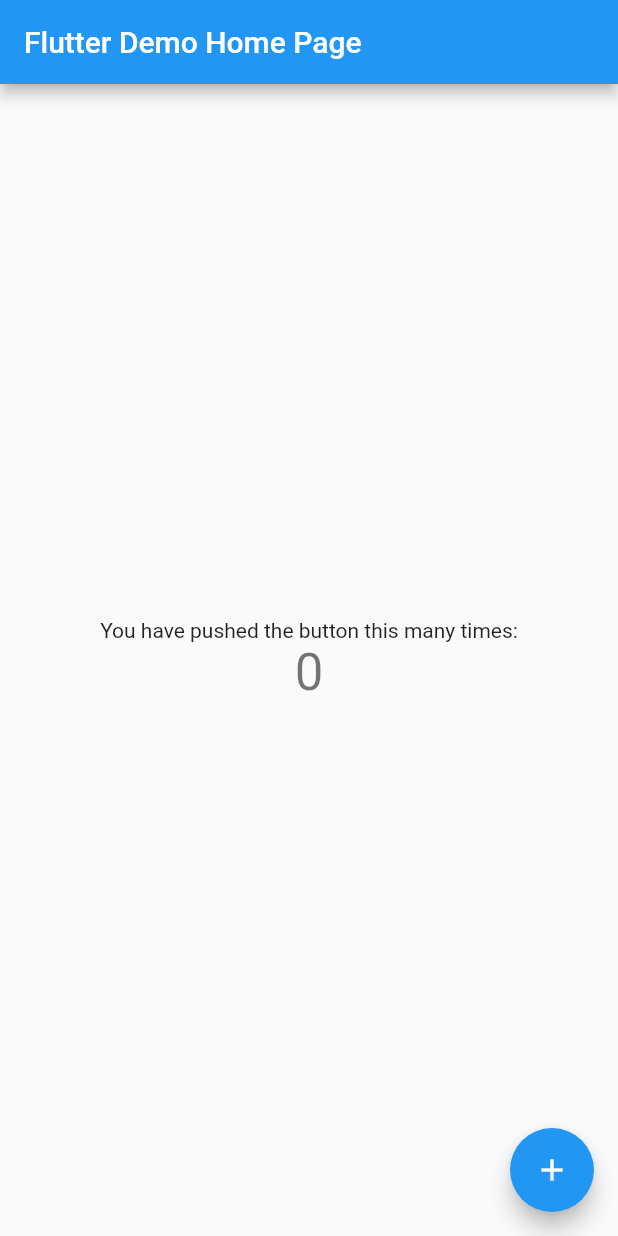
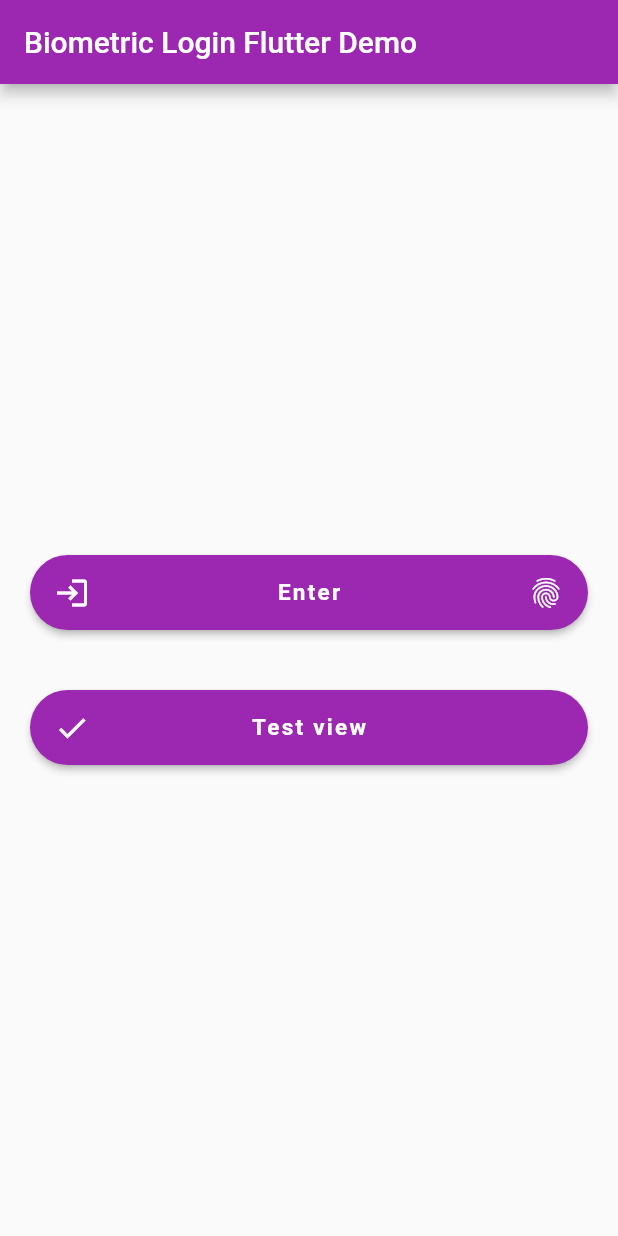
Before and after one commit to RafaelSausen/biometric_login, a Flutter app: the screen it shows after launch, on a phone screen of 412 x 824 dp. Run offline on Flutter 3.47's test engine with Material 2 defaults, Android fonts, the phone set to English and light mode, and no system bars; our stand-ins replace local_auth.

Commit message:
FEAT: Adding biometric functions with login, hello and test views.

```diff
--- a/lib/main.dart
+++ b/lib/main.dart
@@ -1,3 +1,5 @@
+import 'package:biometric_login/shared/constants/routes.dart';
+import 'package:biometric_login/shared/constants/theme.dart';
 import 'package:flutter/material.dart';
 
 void main() {
@@ -7,109 +9,16 @@ void main() {
 class MyApp extends StatelessWidget {
   const MyApp({super.key});
 
-  // This widget is the root of your application.
   @override
   Widget build(BuildContext context) {
     return MaterialApp(
-      title: 'Flutter Demo',
+      title: appTitle,
+      navigatorKey: Routes.navigatorKey,
       theme: ThemeData(
-        // This is the theme of your application.
-        //
-        // Try running your application with "flutter run". You'll see the
-        // application has a blue toolbar. Then, without quitting the app, try
-        // changing the primarySwatch below to Colors.green and then invoke
-        // "hot reload" (press "r" in the console where you ran "flutter run",
-        // or simply save your changes to "hot reload" in a Flutter IDE).
-        // Notice that the counter didn't reset back to zero; the application
-        // is not restarted.
-        primarySwatch: Colors.blue,
+        primarySwatch: kPrimaryColor,
       ),
-      home: const MyHomePage(title: 'Flutter Demo Home Page'),
+      routes: Routes.list,
+      initialRoute: Routes.initial,
     );
   }
 }
-
-class MyHomePage extends StatefulWidget {
-  const MyHomePage({super.key, required this.title});
-
-  // This widget is the home page of your application. It is stateful, meaning
-  // that it has a State object (defined below) that contains fields that affect
-  // how it looks.
-
-  // This class is the configuration for the state. It holds the values (in this
-  // case the title) provided by the parent (in this case the App widget) and
-  // used by the build method of the State. Fields in a Widget subclass are
-  // always marked "final".
-
-  final String title;
-
-  @override
-  State<MyHomePage> createState() => _MyHomePageState();
-}
-
-class _MyHomePageState extends State<MyHomePage> {
-  int _counter = 0;
-
-  void _incrementCounter() {
-    setState(() {
-      // This call to setState tells the Flutter framework that something has
-      // changed in this State, which causes it to rerun the build method below
-      // so that the display can reflect the updated values. If we changed
-      // _counter without calling setState(), then the build method would not be
-      // called again, and so nothing would appear to happen.
-      _counter++;
-    });
-  }
-
-  @override
-  Widget build(BuildContext context) {
-    // This method is rerun every time setState is called, for instance as done
-    // by the _incrementCounter method above.
-    //
-    // The Flutter framework has been optimized to make rerunning build methods
-    // fast, so that you can just rebuild anything that needs updating rather
-    // than having to individually change instances of widgets.
-    return Scaffold(
-      appBar: AppBar(
-        // Here we take the value from the MyHomePage object that was created by
-        // the App.build method, and use it to set our appbar title.
-        title: Text(widget.title),
-      ),
-      body: Center(
-        // Center is a layout widget. It takes a single child and positions it
-        // in the middle of the parent.
-        child: Column(
-          // Column is also a layout widget. It takes a list of children and
-          // arranges them vertically. By default, it sizes itself to fit its
-          // children horizontally, and tries to be as tall as its parent.
-          //
-          // Invoke "debug painting" (press "p" in the console, choose the
-          // "Toggle Debug Paint" action from the Flutter Inspector in Android
-          // Studio, or the "Toggle Debug Paint" command in Visual Studio Code)
-          // to see the wireframe for each widget.
-          //
-          // Column has various properties to control how it sizes itself and
-          // how it positions its children. Here we use mainAxisAlignment to
-          // center the children vertically; the main axis here is the vertical
-          // axis because Columns are vertical (the cross axis would be
-          // horizontal).
-          mainAxisAlignment: MainAxisAlignment.center,
-          children: <Widget>[
-            const Text(
-              'You have pushed the button this many times:',
-            ),
-            Text(
-              '$_counter',
-              style: Theme.of(context).textTheme.headline4,
-            ),
-          ],
-        ),
-      ),
-      floatingActionButton: FloatingActionButton(
-        onPressed: _incrementCounter,
-        tooltip: 'Increment',
-        child: const Icon(Icons.add),
-      ), // This trailing comma makes auto-formatting nicer for build methods.
-    );
-  }
-}
--- /dev/null
+++ b/lib/modules/biometric/screens/login_view.dart
@@ -0,0 +1,69 @@
+import 'package:biometric_login/modules/biometric/services/biometric_login.dart';
+import 'package:biometric_login/shared/components/rsb_button.dart';
+import 'package:biometric_login/shared/components/rsb_snack_bar.dart';
+import 'package:biometric_login/shared/constants/theme.dart';
+import 'package:flutter/material.dart';
+
+class LoginView extends StatefulWidget {
+  const LoginView({Key? key}) : super(key: key);
+
+  @override
+  State<LoginView> createState() => _LoginViewState();
+}
+
+class _LoginViewState extends State<LoginView> {
+  RSBButton _buildLoginButton(BuildContext context) {
+    return RSBButton(
+      iconStart: Icons.login,
+      iconEnd: Icons.fingerprint,
+      text: "Enter",
+      onPressed: () => _initSession(context),
+    );
+  }
+
+  RSBButton _buildTestButton(BuildContext context) {
+    return RSBButton(
+      iconStart: Icons.check,
+      text: "Test view",
+      onPressed: () => _openTestView(context),
+    );
+  }
+
+  _initSession(BuildContext context) async {
+    BiometricLogin biometricLogin = BiometricLogin();
+
+    bool canCheckBiometrics = await biometricLogin.checkBiometrics();
+    if (!canCheckBiometrics) {
+      RSBSnackBar().show(
+        context: context,
+        message: "Can't check biometrics",
+        color: Colors.red,
+      );
+    }
+
+    bool authenticated = await biometricLogin.authenticate();
+    if (authenticated) {
+      if (!mounted) return;
+      Navigator.pushNamed(context, '/hello');
+    }
+  }
+
+  _openTestView(BuildContext context) async {
+    Navigator.pushNamed(context, '/test');
+  }
+
+  @override
+  Widget build(BuildContext context) {
+    return Scaffold(
+      resizeToAvoidBottomInset: false,
+      appBar: appbar,
+      body: Column(
+        mainAxisAlignment: MainAxisAlignment.center,
+        children: [
+          _buildLoginButton(context),
+          _buildTestButton(context),
+        ],
+      ),
+    );
+  }
+}
--- /dev/null
+++ b/lib/shared/components/rsb_button.dart
@@ -0,0 +1,110 @@
+import 'package:biometric_login/shared/components/rsb_snack_bar.dart';
+import 'package:biometric_login/shared/constants/theme.dart';
+import 'package:flutter/material.dart';
+
+class RSBButton extends StatefulWidget {
+  final String text;
+  final VoidCallback? onPressed;
+  final IconData? iconStart;
+  final IconData? iconEnd;
+  final Image? image;
+  final EdgeInsets paddingButton;
+
+  const RSBButton({
+    Key? key,
+    required this.text,
+    this.onPressed,
+    this.iconStart,
+    this.iconEnd,
+    this.image,
+    this.paddingButton = const EdgeInsets.all(20.0),
+  }) : super(
+          key: key,
+        );
+
+  @override
+  State<RSBButton> createState() => _RSBButtonState();
+}
+
+class _RSBButtonState extends State<RSBButton> {
+  bool loading = false;
+
+  Widget buildLoading() {
+    return const Padding(
+      padding: EdgeInsets.all(16),
+      child: SizedBox(
+        width: 24,
+        height: 24,
+        child: CircularProgressIndicator(
+          color: kButtonText,
+        ),
+      ),
+    );
+  }
+
+  Widget buildText() {
+    return Padding(
+      padding: const EdgeInsets.all(16.0),
+      child: Text(
+        widget.text,
+        style: const TextStyle(
+          color: kButtonText,
+          letterSpacing: 1.5,
+          fontSize: 15.0,
+          fontWeight: FontWeight.bold,
+          fontFamily: 'Roboto',
+        ),
+      ),
+    );
+  }
+
+  Icon buildIconStart() {
+    return Icon(
+      widget.iconStart,
+      color: kButtonText,
+    );
+  }
+
+  Icon buildIconEnd() {
+    return Icon(
+      widget.iconEnd,
+      color: kButtonText,
+    );
+  }
+
+  void inDevelopment(BuildContext context) {
+    setState(() => loading = true);
+    RSBSnackBar().show(
+        context: context, message: "In development", color: Colors.yellow);
+    setState(() => loading = false);
+  }
+
+  @override
+  Widget build(BuildContext context) {
+    return Container(
+      padding: widget.paddingButton,
+      width: double.infinity,
+      child: ElevatedButton(
+        style: ElevatedButton.styleFrom(
+          backgroundColor: kButtonColor,
+          shape: RoundedRectangleBorder(
+            borderRadius: BorderRadius.circular(25.0),
+          ),
+        ),
+        onPressed: widget.onPressed ?? () => inDevelopment(context),
+        child: Row(
+          mainAxisAlignment: widget.iconStart != null
+              ? MainAxisAlignment.spaceBetween
+              : MainAxisAlignment.center,
+          children: (loading)
+              ? [buildLoading()]
+              : (widget.iconStart != null || widget.iconEnd != null)
+                  ? [buildIconStart(), buildText(), buildIconEnd()]
+                  : widget.image != null
+                      ? [widget.image!, buildText()]
+                      : [buildText()],
+        ),
+      ),
+    );
+  }
+}
--- /dev/null
+++ b/lib/shared/constants/routes.dart
@@ -0,0 +1,17 @@
+import 'package:biometric_login/modules/biometric/screens/biometric_login_test_view.dart';
+import 'package:biometric_login/modules/biometric/screens/hello_view.dart';
+import 'package:biometric_login/modules/biometric/screens/login_view.dart';
+import 'package:flutter/cupertino.dart';
+
+class Routes {
+  static Map<String, Widget Function(BuildContext)> list =
+      <String, WidgetBuilder>{
+    '/login': (_) => const LoginView(),
+    '/hello': (_) => const HelloView(),
+    '/test': (_) => const BiometricLoginTestView(),
+  };
+
+  static String initial = '/login';
+
+  static GlobalKey<NavigatorState> navigatorKey = GlobalKey<NavigatorState>();
+}
--- /dev/null
+++ b/lib/shared/constants/theme.dart
@@ -0,0 +1,43 @@
+import 'package:flutter/material.dart';
+
+// App Title
+const String appTitle = 'Biometric Login Flutter Demo';
+
+// AppBar
+AppBar appbar = AppBar(
+  title: const Text(appTitle),
+);
+
+// Theme
+const kPrimaryColor = Colors.purple;
+
+// Main Button
+const kButtonColor = Colors.purple;
+const kButtonText = Colors.white;
+
+// Icons
+const kIconColor = Colors.purple;
+
+// Text
+const kHintTextStyle = TextStyle(
+  color: Colors.purple,
+  fontFamily: 'OpenSans',
+);
+
+const kLabelTextStyle = TextStyle(
+  fontSize: 18,
+  color: Colors.purple,
+);
+
+// Decoration
+final kBoxDecorationStyle = BoxDecoration(
+  color: const Color(0xFFFFFFFF),
+  borderRadius: BorderRadius.circular(10.0),
+  boxShadow: const [
+    BoxShadow(
+      color: Colors.black12,
+      blurRadius: 6.0,
+      offset: Offset(0, 2),
+    ),
+  ],
+);
```
Also changed, not shown: lib/modules/biometric/screens/biometric_login_test_view.dart (added, +220 -0 lines), lib/modules/biometric/screens/hello_view.dart (added, +21 -0 lines), lib/modules/biometric/services/biometric_login.dart (added, +88 -0 lines), lib/shared/components/return_button.dart (added, +19 -0 lines), lib/shared/components/rsb_snack_bar.dart (added, +16 -0 lines).
